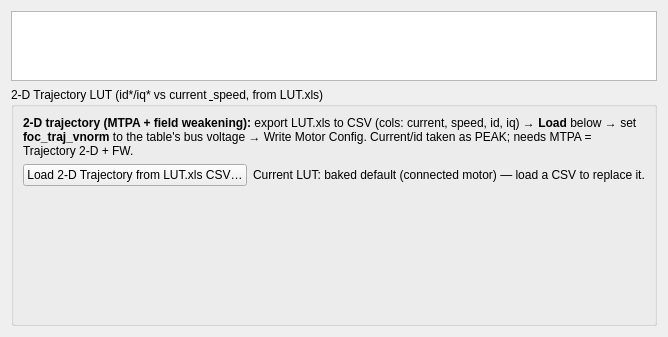
gowrav/vesc_tool, file pages/pagesynrm.ui: the form before one commit.
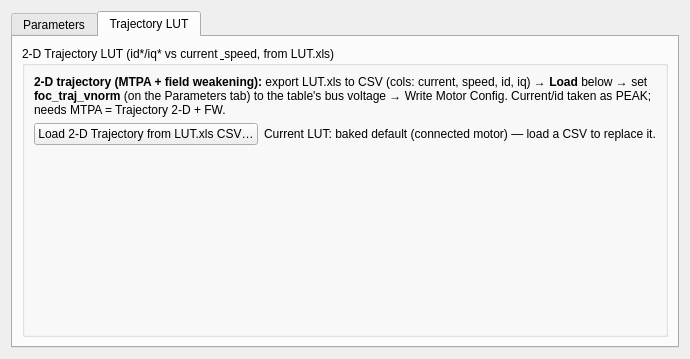
The form after the commit. The open tabs and pages were chosen to show the change. Custom widgets are drawn as their Qt base class.

Commit message: vesc_tool: SynRM page — expose trajectory LUT params + two-tab layout

The edit to the form file:
```diff
--- a/pages/pagesynrm.ui
+++ b/pages/pagesynrm.ui
@@ -15,8 +15,25 @@
   </property>
   <layout class="QVBoxLayout" name="verticalLayout">
    <item>
+    <widget class="QTabWidget" name="synrmTabs">
+     <property name="currentIndex">
+      <number>0</number>
+     </property>
+     <widget class="QWidget" name="tabParams">
+      <attribute name="title">
+       <string>Parameters</string>
+      </attribute>
+      <layout class="QVBoxLayout" name="tabParamsLayout">
+       <item>
     <widget class="ParamTable" name="paramTab"/>
    </item>
+      </layout>
+     </widget>
+     <widget class="QWidget" name="tabTraj">
+      <attribute name="title">
+       <string>Trajectory LUT</string>
+      </attribute>
+      <layout class="QVBoxLayout" name="tabTrajLayout">
    <item>
     <widget class="QGroupBox" name="mtpaGroup">
      <property name="title">
@@ -32,7 +49,7 @@
          <bool>true</bool>
         </property>
         <property name="text">
-         <string>&lt;b&gt;2-D trajectory (MTPA + field weakening):&lt;/b&gt; export LUT.xls to CSV (cols: current, speed, id, iq) → &lt;b&gt;Load&lt;/b&gt; below → set &lt;b&gt;foc_traj_vnorm&lt;/b&gt; to the table's bus voltage → Write Motor Config. Current/id taken as PEAK; needs MTPA = Trajectory 2-D + FW.</string>
+             <string>&lt;b&gt;2-D trajectory (MTPA + field weakening):&lt;/b&gt; export LUT.xls to CSV (cols: current, speed, id, iq) → &lt;b&gt;Load&lt;/b&gt; below → set &lt;b&gt;foc_traj_vnorm&lt;/b&gt; (on the Parameters tab) to the table's bus voltage → Write Motor Config. Current/id taken as PEAK; needs MTPA = Trajectory 2-D + FW.</string>
         </property>
        </widget>
       </item>
@@ -81,12 +98,16 @@
         <property name="minimumSize">
          <size>
           <width>0</width>
-          <height>150</height>
+              <height>200</height>
          </size>
         </property>
        </widget>
       </item>
      </layout>
+        </widget>
+       </item>
+      </layout>
+     </widget>
     </widget>
    </item>
   </layout>
```
Left out of the diff: 2 changed lines with no effect on the pictures. Lines whose indentation alone changed are shown as unchanged. The commit also changes 3 other files.
